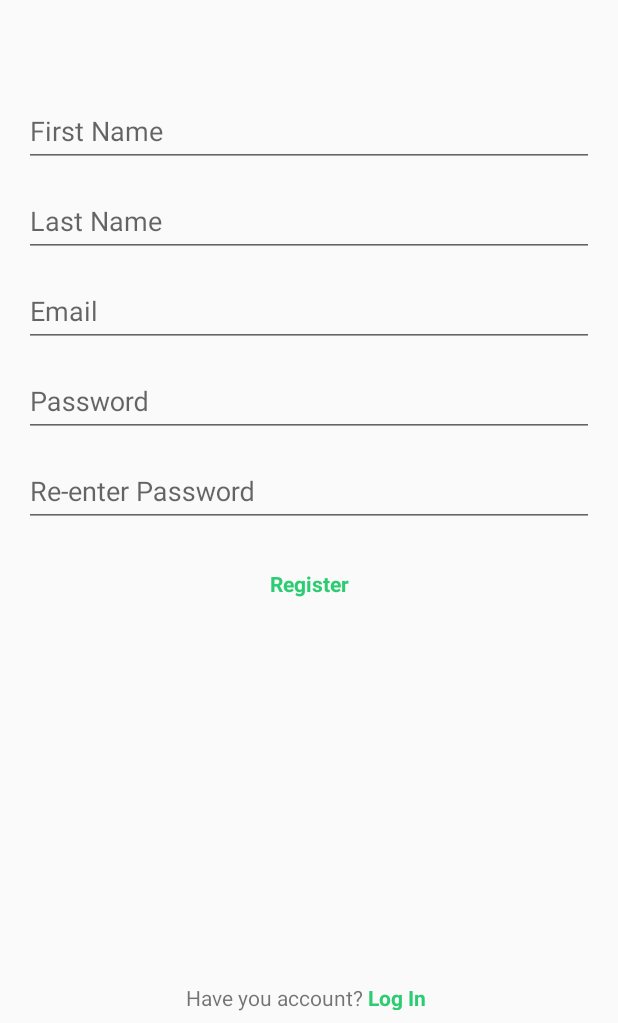
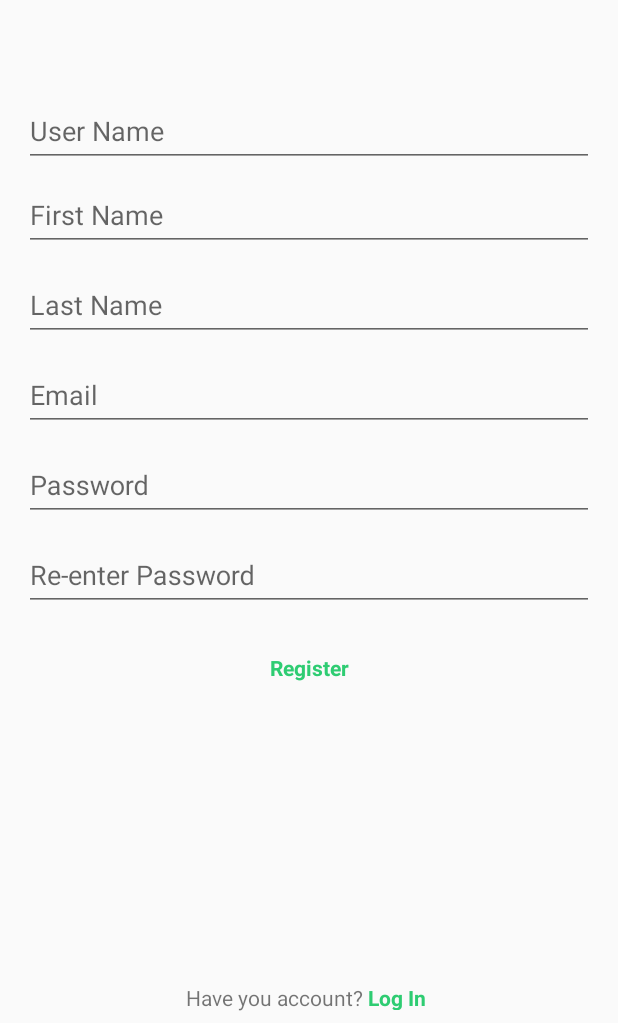
Before and after one commit to aptechandroid/UIElement_android, an Android app: the LoginActivity screen opened directly, with no data from a screen before it, after a tap on "Register", on a phone screen of 412 x 824 dp, the part 213-1236 px from its top. Run offline under Robolectric (Android 15) with nearby library versions, the phone set to English and light mode, and no system bars; libraries missing offline, so code that uses them is left out: com.wang.avi; plain views replace AVLoadingIndicatorView, ShadowView; 2 statements that could not run were skipped; 2 other taps on this screen came first.

Commit message:
using Material Design and add SQLite

```diff
--- a/app/src/main/java/com/uits/register/LoginActivity.java
+++ b/app/src/main/java/com/uits/register/LoginActivity.java
@@ -2,13 +2,21 @@ package com.uits.register;
 
 import android.content.Intent;
 import android.os.Bundle;
+import android.text.TextUtils;
+import android.util.Log;
 import android.view.View;
+import android.widget.AutoCompleteTextView;
 import android.widget.FrameLayout;
 import android.widget.ImageView;
+import android.widget.TabHost;
 import android.widget.TextView;
+import android.widget.Toast;
 
 import androidx.appcompat.app.AppCompatActivity;
+import androidx.appcompat.widget.AppCompatEditText;
 
+import com.uits.register.model.User;
+import com.uits.register.sqliteDB.DatabaseHelper;
 import com.wang.avi.AVLoadingIndicatorView;
 
 /**
@@ -25,10 +33,20 @@ public class LoginActivity extends AppCompatActivity {
     private FrameLayout blur;
     private AVLoadingIndicatorView login_loader;
 
+    private DatabaseHelper mDBHelper;
+
+    private AppCompatEditText mPassword;
+    private AutoCompleteTextView mEmail;
+
     @Override
     protected void onCreate(Bundle savedInstanceState) {
         super.onCreate(savedInstanceState);
         setContentView(R.layout.activity_login);
+
+        mDBHelper = new DatabaseHelper(this);
+
+        mEmail = findViewById(R.id.email);
+        mPassword = findViewById(R.id.password);
 
         login_loader = findViewById(R.id.login_loader);
         login = findViewById(R.id.sign_in_login);
@@ -37,12 +55,11 @@ public class LoginActivity extends AppCompatActivity {
         login.setOnClickListener(new View.OnClickListener() {
             @Override
             public void onClick(View v) {
-                blur.setBackgroundResource(R.drawable.button_background);
-                login_loader.setVisibility(View.VISIBLE);
-                login_loader.show();
+                if (validation()) {
+                    Toast.makeText(LoginActivity.this, "Login thanh cong", Toast.LENGTH_LONG).show();
+                }
             }
         });
-
 
         googleBtn = findViewById(R.id.google_sign_btn);
         googleBtn.setOnClickListener(new View.OnClickListener() {
@@ -68,12 +85,33 @@ public class LoginActivity extends AppCompatActivity {
         });
 
 
+    }
 
+    private boolean validation() {
 
+        if (TextUtils.isEmpty(mEmail.getText().toString().trim())) {
+            Toast.makeText(this, "Vui long nhap ten dang nhap hoac email cua ban!", Toast.LENGTH_LONG).show();
+            return false;
+        }
+
+        if (TextUtils.isEmpty(mPassword.getText().toString().trim())) {
+            Toast.makeText(this, "Vui long nhap mat khau cua ban!", Toast.LENGTH_LONG).show();
+            return false;
+        }
+
+        User user = mDBHelper.getUser(mEmail.getText().toString().trim());
+        if (user != null) {
+            if (!user.getPassword().equals(mPassword.getText().toString())) {
+                Toast.makeText(this, "Mat Khau khong dung!", Toast.LENGTH_LONG).show();
+                return false;
+            }
+        }
+
+        return true;
     }
 
     public void openSignupPage(View view) {
-        startActivity(new Intent(this,RegisterActivity.class));
+        startActivity(new Intent(this, RegisterActivity.class));
     }
 
 
--- a/app/src/main/java/com/uits/register/RegisterActivity.java
+++ b/app/src/main/java/com/uits/register/RegisterActivity.java
@@ -2,12 +2,18 @@ package com.uits.register;
 
 import android.content.Intent;
 import android.os.Bundle;
+import android.text.TextUtils;
 import android.view.View;
+import android.widget.AutoCompleteTextView;
+import android.widget.EditText;
 import android.widget.FrameLayout;
 import android.widget.TextView;
+import android.widget.Toast;
 
 import androidx.appcompat.app.AppCompatActivity;
 
+import com.uits.register.model.User;
+import com.uits.register.sqliteDB.DatabaseHelper;
 import com.wang.avi.AVLoadingIndicatorView;
 
 /**
@@ -17,9 +23,16 @@ import com.wang.avi.AVLoadingIndicatorView;
  * Created PHUQUY on 2019-12-16.
  **/
 public class RegisterActivity extends AppCompatActivity {
-    AVLoadingIndicatorView register_loader;
-    TextView registerBtn;
-    FrameLayout blur;
+    private AVLoadingIndicatorView register_loader;
+    private TextView registerBtn;
+    private FrameLayout blur;
+
+    private DatabaseHelper mDBHelper;
+
+    private AutoCompleteTextView mUserName;
+    private AutoCompleteTextView mFirstName;
+    private EditText mPassword;
+    private EditText mConfirmPassword;
 
     @Override
     protected void onCreate(Bundle savedInstanceState) {
@@ -29,16 +42,59 @@ public class RegisterActivity extends AppCompatActivity {
         blur = findViewById(R.id.background_blur_register);
         register_loader = findViewById(R.id.register_loader);
 
+        mUserName = findViewById(R.id.userName);
+        mFirstName = findViewById(R.id.first_name);
+        mPassword = findViewById(R.id.password);
+        mConfirmPassword = findViewById(R.id.re_password);
+
+        mDBHelper = new DatabaseHelper(this);
 
         registerBtn = findViewById(R.id.register_btn);
         registerBtn.setOnClickListener(new View.OnClickListener() {
             @Override
             public void onClick(View v) {
-                blur.setBackgroundResource(R.drawable.button_background);
-                register_loader.setVisibility(View.VISIBLE);
-                register_loader.show();
+                if (validation()) {
+                    User user = new User();
+                    user.setUserName(mUserName.getText().toString().trim());
+                    user.setFirstName(mFirstName.getText().toString().trim());
+                    user.setLastName("Phu Quy");
+                    user.setEmail("phuquycntt@gmail.com");
+                    user.setPassword(mPassword.getText().toString());
+                    user.setNumberPhone("0935 366 007");
+                    mDBHelper.insertUser(user);
+                }
             }
         });
+    }
+
+    private boolean validation() {
+
+        if (TextUtils.isEmpty(mUserName.getText().toString().trim())) {
+            Toast.makeText(this,"Vui long nhap ten dang nhap cua ban!",Toast.LENGTH_LONG).show();
+            return false;
+        }
+
+        if (TextUtils.isEmpty(mFirstName.getText().toString().trim())) {
+            Toast.makeText(this,"Vui long nhap ho cua ban!",Toast.LENGTH_LONG).show();
+            return false;
+        }
+
+        if (TextUtils.isEmpty(mPassword.getText().toString())) {
+            Toast.makeText(this,"Vui long nhap mat khau cua ban!",Toast.LENGTH_LONG).show();
+            return false;
+        }
+
+        if (TextUtils.isEmpty(mConfirmPassword.getText().toString())) {
+            Toast.makeText(this,"Vui long nhap lai mat khau cua ban!",Toast.LENGTH_LONG).show();
+            return false;
+        }
+
+        if (!mPassword.getText().toString().equals(mConfirmPassword.getText().toString())) {
+            Toast.makeText(this, "Mật khâu không trùng nhau !", Toast.LENGTH_LONG).show();
+            return false;
+        }
+
+        return true;
     }
 
     public void openLoginPage(View view) {
--- a/app/src/main/res/layout/activity_register.xml
+++ b/app/src/main/res/layout/activity_register.xml
@@ -55,6 +55,23 @@
                 android:layout_width="match_parent"
                 android:layout_height="wrap_content"
                 android:layout_marginTop="25dp"
+                >
+
+                <AutoCompleteTextView
+                    android:id="@+id/userName"
+                    android:layout_width="match_parent"
+                    android:layout_height="wrap_content"
+                    android:hint="@string/user_name"
+                    android:inputType="textPersonName"
+                    android:maxLines="1"
+                    android:singleLine="true"
+                    />
+            </com.google.android.material.textfield.TextInputLayout>
+
+
+            <com.google.android.material.textfield.TextInputLayout
+                android:layout_width="match_parent"
+                android:layout_height="wrap_content"
                 >
 
                 <AutoCompleteTextView
--- a/app/src/main/res/values/strings.xml
+++ b/app/src/main/res/values/strings.xml
@@ -15,6 +15,7 @@
         completions."
     </string>
     <string name="first_name">First Name</string>
+    <string name="user_name">User Name</string>
     <string name="last_name">Last Name</string>
     <string name="log_in_page">Log In page</string>
     <string name="register_page">Register page</string>
```
Also changed, not shown: app/src/main/java/com/uits/register/MainActivity.java (+14 -0 lines).
